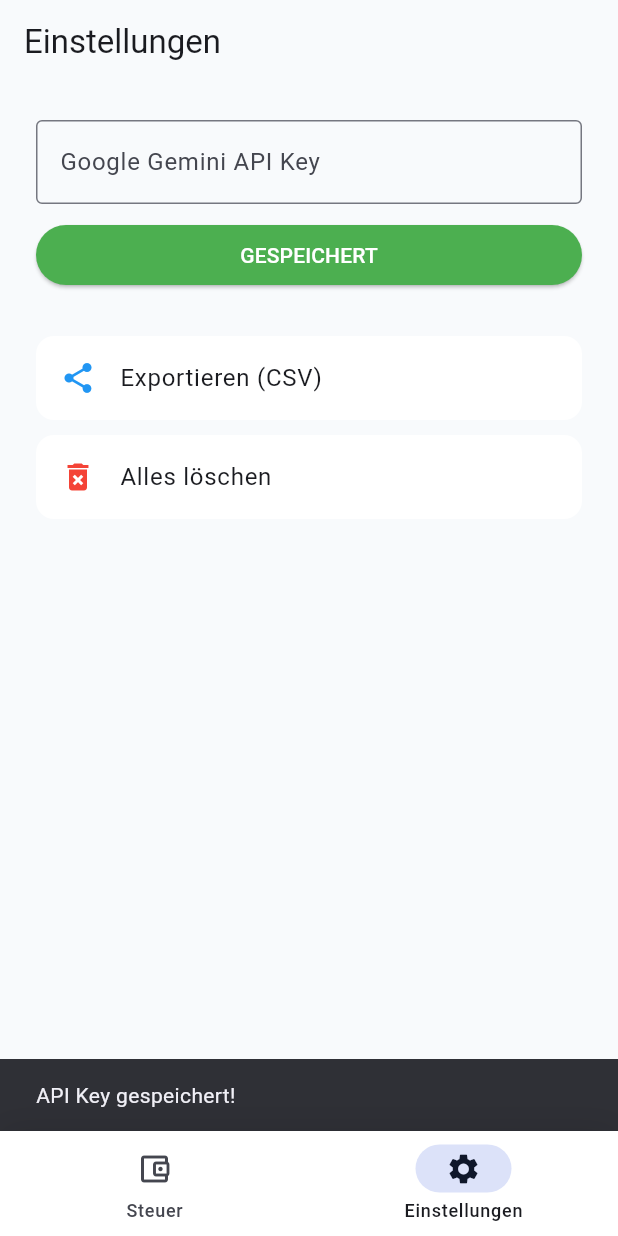
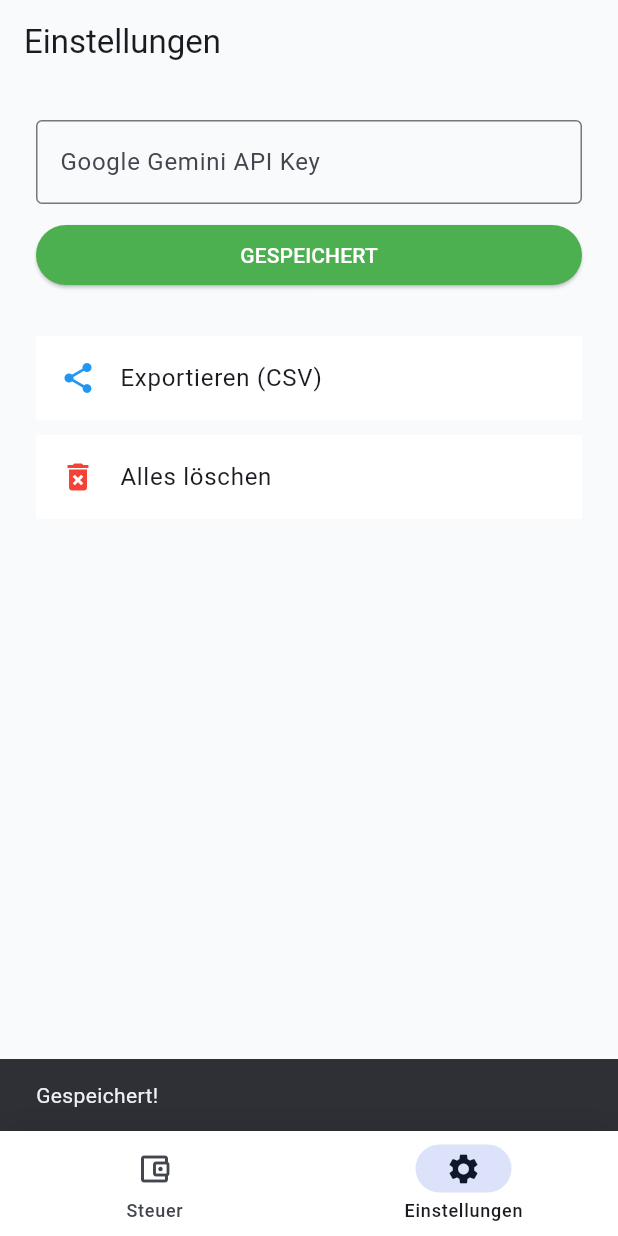
Before and after one commit to salva19/steuer3, a Flutter app: the screen it shows after launch, item 2 of the bottom bar chosen, after a tap on "SPEICHERN", on a phone screen of 412 x 824 dp. Run offline on Flutter 3.47's test engine with Material 3 defaults, Android fonts, the phone set to English and light mode, and no system bars; our stand-ins replace google_generative_ai, image_picker, permission_handler, share_plus, shared_preferences.

Commit message:
Update main.dart

```diff
--- a/lib/main.dart
+++ b/lib/main.dart
@@ -74,7 +74,6 @@ class _MainScreenState extends State<MainScreen> {
         _belege = List<Map<String, dynamic>>.from(jsonDecode(data));
       });
     } else {
-      // Demo-Daten beim ersten Start
       _belege = _getDemoData();
       _saveData();
     }
@@ -85,7 +84,7 @@ class _MainScreenState extends State<MainScreen> {
     return [
       {"haendler": "Telekom", "datum": "02.01.2025", "betrag": 39.95, "kategorie": "Internet/Telefon"},
       {"haendler": "HUK Coburg", "datum": "01.01.2025", "betrag": 120.50, "kategorie": "Versicherung"},
-      {"haendler": "IKEA (Schreibtisch)", "datum": "28.12.2025", "betrag": 249.00, "kategorie": "Home-Office"},
+      {"haendler": "IKEA", "datum": "28.12.2025", "betrag": 249.00, "kategorie": "Home-Office"},
       {"haendler": "Apotheke am Eck", "datum": "15.12.2025", "betrag": 42.90, "kategorie": "Gesundheit"},
       {"haendler": "Tankstelle Nord", "datum": "10.12.2025", "betrag": 78.50, "kategorie": "Fahrtkosten"},
       {"haendler": "Malerbetrieb Müller", "datum": "05.12.2025", "betrag": 450.00, "kategorie": "Handwerker"},
@@ -118,35 +117,28 @@ class _MainScreenState extends State<MainScreen> {
     });
   }
 
-  // --- EXPORT FUNKTION ---
   Future<void> _exportCsv() async {
     if (_belege.isEmpty) {
-      ScaffoldMessenger.of(context).showSnackBar(const SnackBar(content: Text("Keine Daten zum Exportieren da!")));
+      ScaffoldMessenger.of(context).showSnackBar(const SnackBar(content: Text("Keine Daten vorhanden!")));
       return;
     }
-
     try {
       StringBuffer csvBuffer = StringBuffer();
       csvBuffer.writeln("Datum;Haendler;Kategorie;Betrag (EUR)");
-
       for (var item in _belege) {
         String datum = item['datum'] ?? "";
         String haendler = (item['haendler'] ?? "").replaceAll(";", ",");
         String kat = item['kategorie'] ?? "";
         String betrag = (item['betrag'] ?? 0).toString().replaceAll(".", ",");
-
         csvBuffer.writeln("$datum;$haendler;$kat;$betrag");
       }
-
       final directory = await getTemporaryDirectory();
       final path = '${directory.path}/Steuer_Export_${DateTime.now().year}.csv';
       final file = File(path);
       await file.writeAsString(csvBuffer.toString());
-
       await Share.shareXFiles([XFile(path)], text: 'Mein Steuer Ultra Export');
-
     } catch (e) {
-      ScaffoldMessenger.of(context).showSnackBar(SnackBar(content: Text("Export Fehler: $e")));
+      ScaffoldMessenger.of(context).showSnackBar(SnackBar(content: Text("Fehler: $e")));
     }
   }
 
@@ -160,23 +152,15 @@ class _MainScreenState extends State<MainScreen> {
     return Scaffold(
       body: _loading ? const Center(child: CircularProgressIndicator()) : pages[_idx],
       bottomNavigationBar: Container(
-        decoration: const BoxDecoration(
-          boxShadow: [BoxShadow(color: Colors.black12, blurRadius: 20)],
-        ),
+        decoration: const BoxDecoration(boxShadow: [BoxShadow(color: Colors.black12, blurRadius: 20)]),
         child: NavigationBar(
           selectedIndex: _idx,
           onDestinationSelected: (i) => setState(() => _idx = i),
           backgroundColor: Colors.white,
           height: 70,
           destinations: const [
-            NavigationDestination(
-                icon: Icon(Icons.account_balance_wallet_outlined),
-                selectedIcon: Icon(Icons.account_balance_wallet, color: Color(0xFF0F172A)),
-                label: 'Steuer'),
-            NavigationDestination(
-                icon: Icon(Icons.settings_outlined),
-                selectedIcon: Icon(Icons.settings, color: Color(0xFF0F172A)),
-                label: 'Einstellungen'),
+            NavigationDestination(icon: Icon(Icons.account_balance_wallet_outlined), selectedIcon: Icon(Icons.account_balance_wallet, color: Color(0xFF0F172A)), label: 'Steuer'),
+            NavigationDestination(icon: Icon(Icons.settings_outlined), selectedIcon: Icon(Icons.settings, color: Color(0xFF0F172A)), label: 'Einstellungen'),
           ],
         ),
       ),
@@ -184,11 +168,9 @@ class _MainScreenState extends State<MainScreen> {
           ? FloatingActionButton.extended(
               onPressed: () async {
                 final result = await Navigator.push(context, MaterialPageRoute(builder: (_) => const ScannerScreen()));
-                if (result != null && result is Map<String, dynamic>) {
-                  _addBeleg(result);
-                }
+                if (result != null && result is Map<String, dynamic>) _addBeleg(result);
               },
-              label: const Text("BELEG PRÜFEN", style: TextStyle(fontWeight: FontWeight.bold, letterSpacing: 0.5)),
+              label: const Text("BELEG PRÜFEN", style: TextStyle(fontWeight: FontWeight.bold)),
               icon: const Icon(Icons.qr_code_scanner),
               backgroundColor: const Color(0xFF0F172A),
               foregroundColor: Colors.white,
@@ -199,19 +181,15 @@ class _MainScreenState extends State<MainScreen> {
   }
 }
 
-// --- DASHBOARD ---
 class DashboardPage extends StatelessWidget {
   final List<Map<String, dynamic>> belege;
   final Function(int) onDelete;
-
   const DashboardPage({super.key, required this.belege, required this.onDelete});
 
   @override
   Widget build(BuildContext context) {
     double total = 0;
-    for(var b in belege) {
-      if(b['betrag'] is num) total += (b['betrag'] as num).toDouble();
-    }
+    for(var b in belege) { if(b['betrag'] is num) total += (b['betrag'] as num).toDouble(); }
 
     return Column(
       children: [
@@ -219,30 +197,19 @@ class DashboardPage extends StatelessWidget {
           width: double.infinity,
           padding: const EdgeInsets.fromLTRB(24, 70, 24, 30),
           decoration: const BoxDecoration(
-            gradient: LinearGradient(
-              begin: Alignment.topLeft,
-              end: Alignment.bottomRight,
-              colors: [Color(0xFF0F172A), Color(0xFF334155)],
-            ),
+            gradient: LinearGradient(begin: Alignment.topLeft, end: Alignment.bottomRight, colors: [Color(0xFF0F172A), Color(0xFF334155)]),
             borderRadius: BorderRadius.vertical(bottom: Radius.circular(32)),
           ),
           child: Column(
             crossAxisAlignment: CrossAxisAlignment.start,
             children: [
-              const Text("Absetzbare Summe", style: TextStyle(color: Colors.white70, fontSize: 14)),
-              const SizedBox(height: 4),
-              Text(
-                NumberFormat.currency(locale: 'de_DE', symbol: '€').format(total),
-                style: const TextStyle(fontSize: 40, fontWeight: FontWeight.w800, color: Colors.white)
-              ),
+              const Text("Absetzbare Summe", style: TextStyle(color: Colors.white70)),
+              Text(NumberFormat.currency(locale: 'de_DE', symbol: '€').format(total), style: const TextStyle(fontSize: 40, fontWeight: FontWeight.w800, color: Colors.white)),
             ],
           ),
         ),
-
         Expanded(
-          child: belege.isEmpty
-            ? const Center(child: Text("Keine Daten", style: TextStyle(color: Colors.grey)))
-            : ListView.separated(
+          child: belege.isEmpty ? const Center(child: Text("Keine Daten")) : ListView.separated(
             padding: const EdgeInsets.all(20),
             itemCount: belege.length,
             separatorBuilder: (_,__) => const SizedBox(height: 12),
@@ -257,10 +224,7 @@ class DashboardPage extends StatelessWidget {
                     leading: Icon(_getIconForCategory(item['kategorie'])),
                     title: Text(item['haendler'] ?? "Unbekannt", style: const TextStyle(fontWeight: FontWeight.bold)),
                     subtitle: Text(item['kategorie'] ?? "Sonstiges"),
-                        trailing: Text(
-                          NumberFormat.currency(locale: 'de_DE', symbol: '€').format(item['betrag']),
-                          style: const TextStyle(fontWeight: FontWeight.bold)
-                        ),
+                    trailing: Text(NumberFormat.currency(locale: 'de_DE', symbol: '€').format(item['betrag']), style: const TextStyle(fontWeight: FontWeight.bold)),
                   ),
                 ),
               );
@@ -277,7 +241,6 @@ class DashboardPage extends StatelessWidget {
     if (c.contains('internet') || c.contains('telefon')) return Icons.wifi;
     if (c.contains('versicherung')) return Icons.shield_outlined;
     if (c.contains('home') || c.contains('office')) return Icons.desk;
-    if (c.contains('kinder')) return Icons.child_care;
     if (c.contains('gesundheit')) return Icons.medical_services_outlined;
     if (c.contains('fahrt') || c.contains('tank')) return Icons.directions_car;
     if (c.contains('handwerker')) return Icons.build;
@@ -286,7 +249,6 @@ class DashboardPage extends StatelessWidget {
   }
 }
 
-// --- EINSTELLUNGEN ---
 class SettingsPage extends StatefulWidget {
   final VoidCallback onDeleteAll;
   final VoidCallback onExport;
@@ -314,7 +276,7 @@ class _SettingsPageState extends State<SettingsPage> {
     final prefs = await SharedPreferences.getInstance();
     await prefs.setString('custom_api_key', _controller.text.trim());
     setState(() => _saved = true);
-    if(mounted) ScaffoldMessenger.of(context).showSnackBar(const SnackBar(content: Text("API Key gespeichert!")));
+    if(mounted) ScaffoldMessenger.of(context).showSnackBar(const SnackBar(content: Text("Gespeichert!")));
   }
 
   @override
@@ -324,40 +286,19 @@ class _SettingsPageState extends State<SettingsPage> {
       body: ListView(
         padding: const EdgeInsets.all(24),
         children: [
-          TextField(
-            controller: _controller,
-            obscureText: true,
-            decoration: const InputDecoration(labelText: "Google Gemini API Key", border: OutlineInputBorder()),
-          ),
+          TextField(controller: _controller, obscureText: true, decoration: const InputDecoration(labelText: "Google Gemini API Key", border: OutlineInputBorder())),
           const SizedBox(height: 10),
-          ElevatedButton(
-            onPressed: _saveKey,
-            style: ElevatedButton.styleFrom(backgroundColor: _saved ? Colors.green : const Color(0xFF0F172A)),
-            child: Text(_saved ? "GESPEICHERT" : "SPEICHERN", style: const TextStyle(color: Colors.white)),
-          ),
+          ElevatedButton(onPressed: _saveKey, style: ElevatedButton.styleFrom(backgroundColor: _saved ? Colors.green : const Color(0xFF0F172A)), child: Text(_saved ? "GESPEICHERT" : "SPEICHERN", style: const TextStyle(color: Colors.white))),
           const SizedBox(height: 30),
-          ListTile(
-            leading: const Icon(Icons.share, color: Colors.blue),
-            title: const Text("Exportieren (CSV)"),
-            onTap: widget.onExport,
-            tileColor: Colors.white,
-            shape: RoundedRectangleBorder(borderRadius: BorderRadius.circular(12)),
-          ),
+          ListTile(leading: const Icon(Icons.share, color: Colors.blue), title: const Text("Exportieren (CSV)"), onTap: widget.onExport, tileColor: Colors.white),
           const SizedBox(height: 10),
-          ListTile(
-            leading: const Icon(Icons.delete_forever, color: Colors.red),
-            title: const Text("Alles löschen"),
-            onTap: widget.onDeleteAll,
-            tileColor: Colors.white,
-            shape: RoundedRectangleBorder(borderRadius: BorderRadius.circular(12)),
-          ),
+          ListTile(leading: const Icon(Icons.delete_forever, color: Colors.red), title: const Text("Alles löschen"), onTap: widget.onDeleteAll, tileColor: Colors.white),
         ],
       ),
     );
   }
 }
 
-// --- SCANNER ---
 class ScannerScreen extends StatefulWidget {
   const ScannerScreen({super.key});
   @override
```
Lines whose indentation alone changed are shown as unchanged.
